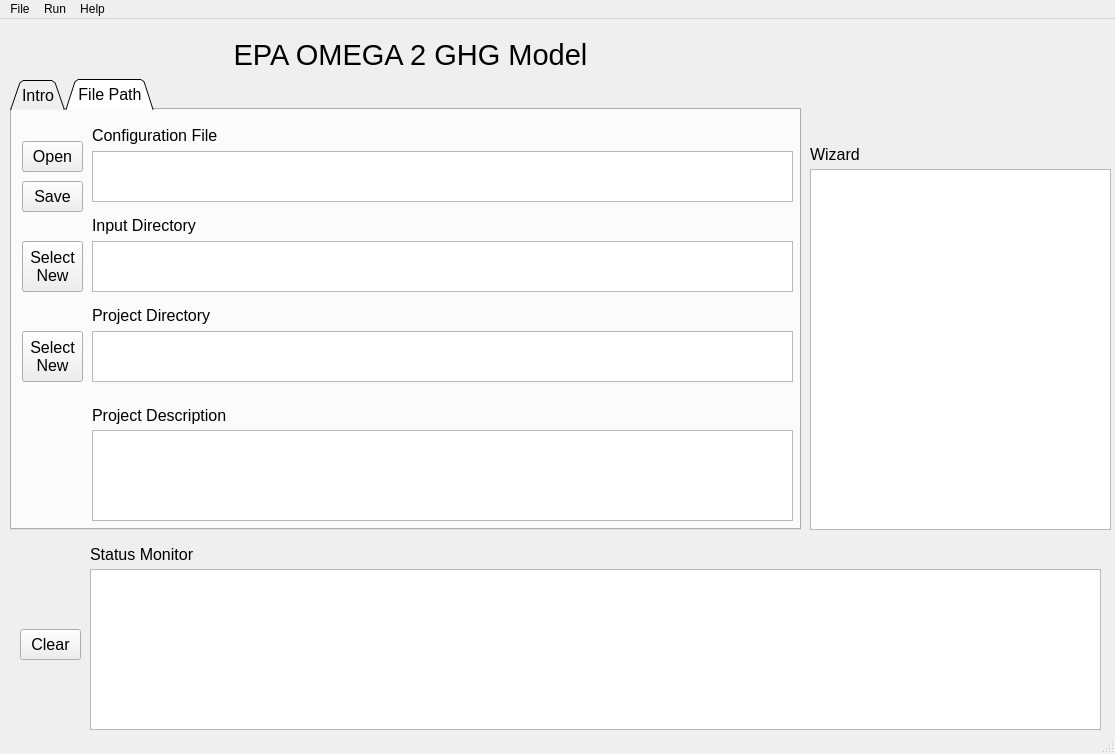
Qt form gui/omega_gui_v8.ui (USEPA/EPA_OMEGA_Model) before a commit.
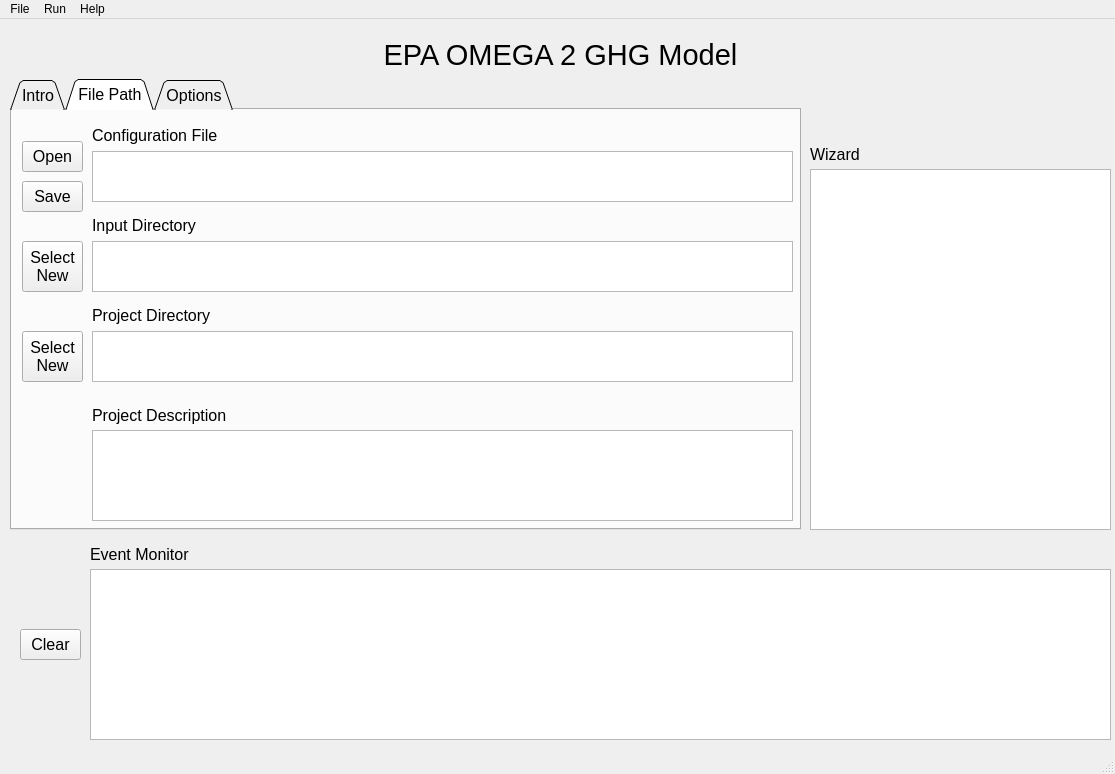
The same form after that commit. The open tabs and pages were chosen to show the change. Icons and pictures are not drawn.

What changed in the file:
```diff
--- a/gui/omega_gui_v8.ui
+++ b/gui/omega_gui_v8.ui
@@ -7,7 +7,7 @@
     <x>0</x>
     <y>0</y>
     <width>1115</width>
-    <height>754</height>
+    <height>774</height>
    </rect>
   </property>
   <property name="windowTitle">
@@ -278,13 +278,18 @@
       </property>
      </widget>
     </widget>
+    <widget class="QWidget" name="options_tab">
+     <attribute name="title">
+      <string>Options</string>
+     </attribute>
+    </widget>
    </widget>
    <widget class="QLabel" name="label">
     <property name="geometry">
      <rect>
       <x>80</x>
       <y>20</y>
-      <width>661</width>
+      <width>961</width>
       <height>31</height>
      </rect>
     </property>
@@ -306,8 +311,8 @@
     </property>
     <property name="geometry">
      <rect>
-      <x>870</x>
-      <y>20</y>
+      <x>1040</x>
+      <y>60</y>
       <width>61</width>
       <height>61</height>
      </rect>
@@ -333,8 +338,8 @@
      <rect>
       <x>90</x>
       <y>550</y>
-      <width>1011</width>
-      <height>161</height>
+      <width>1021</width>
+      <height>171</height>
      </rect>
     </property>
     <property name="font">
@@ -365,7 +370,7 @@
      <string>Status Monitor records ongoing program events</string>
     </property>
     <property name="text">
-     <string>Status Monitor</string>
+     <string>Event Monitor</string>
     </property>
    </widget>
    <widget class="QPushButton" name="clear_status_monitor_button">
```
Left out of the diff: 8 changed lines with no effect on the pictures.
